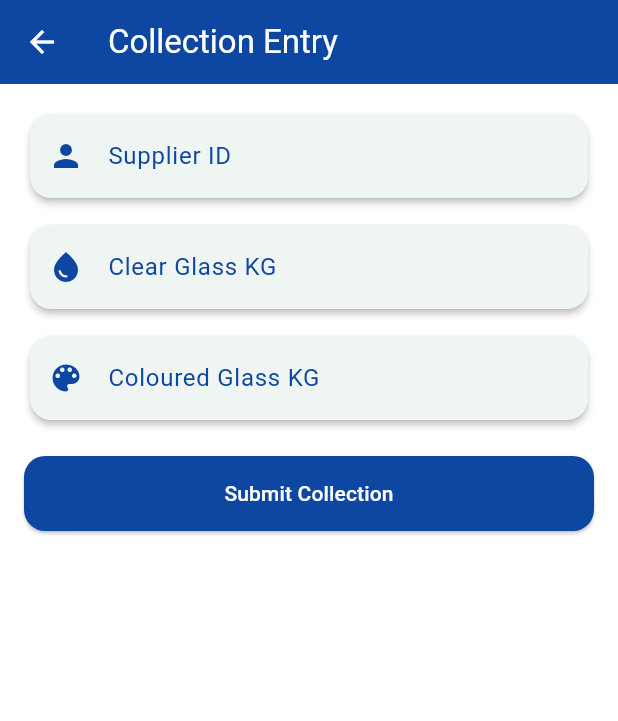
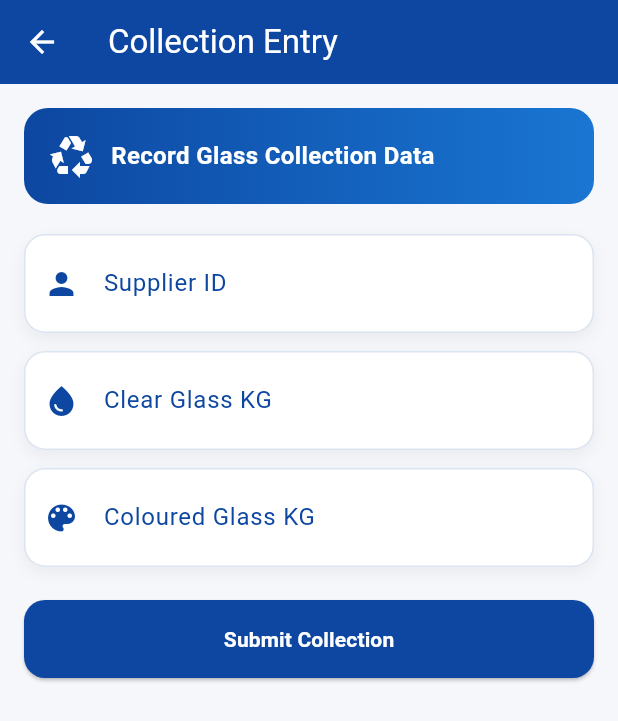
Before and after one commit to malsha7/waste_glass_app, a Flutter app: the CollectionScreen screen opened directly, on a phone screen of 412 x 824 dp. Shown: the top 721 px of the screen. Run offline on Flutter 3.47's test engine with Material 3 defaults, Android fonts, the phone set to English and light mode, and no system bars.

Commit message:
Did some changes in  Screens

```diff
--- a/lib/screens/collection_screen.dart
+++ b/lib/screens/collection_screen.dart
@@ -10,7 +10,6 @@ class CollectionScreen extends StatefulWidget {
 }
 
 class _CollectionScreenState extends State<CollectionScreen> {
-
   final supplierController = TextEditingController();
   final clearController = TextEditingController();
   final colouredController = TextEditingController();
@@ -21,7 +20,6 @@ class _CollectionScreenState extends State<CollectionScreen> {
   static const Color darkBlue = Color(0xFF0D47A1);
 
   Future<void> submitData() async {
-
     setState(() {
       loading = true;
       message = "";
@@ -44,18 +42,26 @@ class _CollectionScreenState extends State<CollectionScreen> {
     });
   }
 
-  Widget buildField(
-    String label,
-    TextEditingController controller,
-    IconData icon,
-  ) {
-    return Card(
-      elevation: 2,
-      shape: RoundedRectangleBorder(
+  Widget inputField({
+    required String label,
+    required TextEditingController controller,
+    required IconData icon,
+  }) {
+    return Container(
+      margin: const EdgeInsets.only(bottom: 12),
+      padding: const EdgeInsets.symmetric(horizontal: 12, vertical: 4),
+      decoration: BoxDecoration(
+        color: Colors.white,
         borderRadius: BorderRadius.circular(14),
+        border: Border.all(color: darkBlue.withOpacity(0.15)),
+        boxShadow: [
+          BoxShadow(
+            color: Colors.black.withOpacity(0.05),
+            blurRadius: 8,
+            offset: const Offset(0, 4),
+          )
+        ],
       ),
-      child: Padding(
-        padding: const EdgeInsets.symmetric(horizontal: 12),
       child: TextField(
         controller: controller,
         keyboardType: TextInputType.number,
@@ -67,14 +73,13 @@ class _CollectionScreenState extends State<CollectionScreen> {
           border: InputBorder.none,
         ),
       ),
-      ),
     );
   }
 
   @override
   Widget build(BuildContext context) {
     return Scaffold(
-      backgroundColor: Colors.white,
+      backgroundColor: const Color(0xFFF5F7FB),
 
       appBar: AppBar(
         backgroundColor: darkBlue,
@@ -83,59 +88,112 @@ class _CollectionScreenState extends State<CollectionScreen> {
           style: TextStyle(color: Colors.white),
         ),
         iconTheme: const IconThemeData(color: Colors.white),
+        elevation: 0,
       ),
 
-      body: Padding(
+      body: SingleChildScrollView(
         padding: const EdgeInsets.all(16),
         child: Column(
+          crossAxisAlignment: CrossAxisAlignment.start,
           children: [
 
-            buildField("Supplier ID", supplierController, Icons.person),
-            const SizedBox(height: 10),
-
-            buildField("Clear Glass KG", clearController, Icons.water_drop),
-            const SizedBox(height: 10),
-
-            buildField("Coloured Glass KG", colouredController, Icons.color_lens),
+            // ================= HEADER =================
+            Container(
+              padding: const EdgeInsets.all(16),
+              decoration: BoxDecoration(
+                gradient: const LinearGradient(
+                  colors: [Color(0xFF0D47A1), Color(0xFF1976D2)],
+                ),
+                borderRadius: BorderRadius.circular(16),
+              ),
+              child: const Row(
+                children: [
+                  Icon(Icons.recycling, color: Colors.white, size: 32),
+                  SizedBox(width: 10),
+                  Expanded(
+                    child: Text(
+                      "Record Glass Collection Data",
+                      style: TextStyle(
+                        color: Colors.white,
+                        fontSize: 16,
+                        fontWeight: FontWeight.bold,
+                      ),
+                    ),
+                  ),
+                ],
+              ),
+            ),
 
             const SizedBox(height: 20),
 
+            // ================= INPUTS =================
+            inputField(
+              label: "Supplier ID",
+              controller: supplierController,
+              icon: Icons.person,
+            ),
+
+            inputField(
+              label: "Clear Glass KG",
+              controller: clearController,
+              icon: Icons.water_drop,
+            ),
+
+            inputField(
+              label: "Coloured Glass KG",
+              controller: colouredController,
+              icon: Icons.color_lens,
+            ),
+
+            const SizedBox(height: 10),
+
+            // ================= BUTTON =================
             SizedBox(
               width: double.infinity,
-              height: 50,
-
+              height: 52,
               child: ElevatedButton(
                 onPressed: loading ? null : submitData,
-
                 style: ElevatedButton.styleFrom(
                   backgroundColor: darkBlue,
                   shape: RoundedRectangleBorder(
                     borderRadius: BorderRadius.circular(14),
                   ),
                 ),
-
-                child: Text(
-                  loading ? "Submitting..." : "Submit Collection",
-                  style: const TextStyle(color: Colors.white),
+                child: loading
+                    ? const CircularProgressIndicator(color: Colors.white)
+                    : const Text(
+                        "Submit Collection",
+                        style: TextStyle(
+                          color: Colors.white,
+                          fontWeight: FontWeight.bold,
+                        ),
                       ),
               ),
             ),
 
-            const SizedBox(height: 20),
+            const SizedBox(height: 15),
 
-            if (loading)
-              const CircularProgressIndicator(color: darkBlue),
-
-            const SizedBox(height: 10),
-
+            // ================= STATUS =================
             if (message.isNotEmpty)
-              Text(
+              Center(
+                child: Container(
+                  padding:
+                      const EdgeInsets.symmetric(horizontal: 14, vertical: 8),
+                  decoration: BoxDecoration(
+                    color: message.contains("Success")
+                        ? Colors.green.shade100
+                        : Colors.red.shade100,
+                    borderRadius: BorderRadius.circular(20),
+                  ),
+                  child: Text(
                     message,
                     style: TextStyle(
                       color: message.contains("Success")
-                      ? Colors.green
-                      : Colors.red,
+                          ? Colors.green.shade800
+                          : Colors.red.shade800,
                       fontWeight: FontWeight.bold,
+                    ),
+                  ),
                 ),
               ),
           ],
```
Lines whose indentation alone changed are shown as unchanged.
